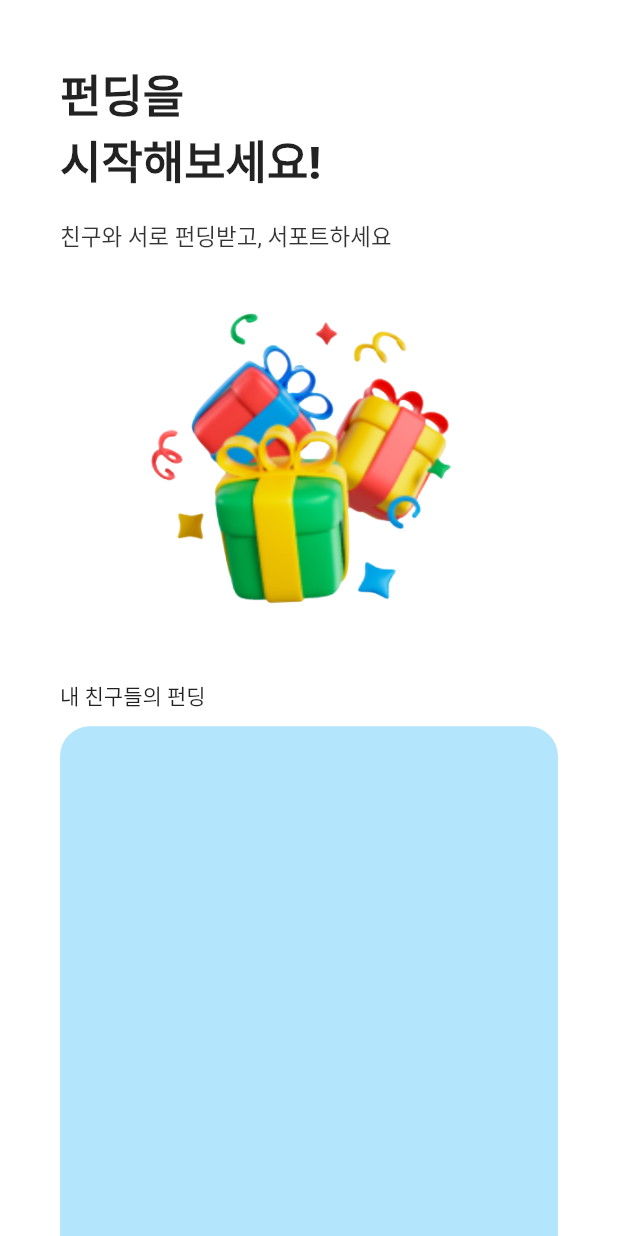
After one commit to FUNFUNSUN/funsunfront, a Flutter app: the screen it shows after launch, after a tap on "메인화면으로 이동 임시테스트", on a phone screen of 412 x 824 dp. The commit adds this screen. Run offline on Flutter 3.47's test engine with Material 2 defaults, Android fonts, the light colour scheme and no system bars; missing offline and left inert: kakao_flutter_sdk, kakao_flutter_sdk_common.

Commit message:
Refactor:ljh_main -> main_screen

```diff
--- a/lib/Ljh_screens/ljh_firstPage.dart
+++ /dev/null
@@ -1,28 +0,0 @@
-import 'package:flutter/material.dart';
-
-class FirstPage extends StatelessWidget {
-  const FirstPage({super.key});
-
-  @override
-  Widget build(BuildContext context) {
-    return const MaterialApp(
-      home: Scaffold(
-        body: Padding(
-          padding: EdgeInsets.all(50.0),
-          child: Column(
-            children: [
-              Text(
-                '즐거운\n펀딩플랫폼\nFunSun',
-                style: TextStyle(
-                  fontSize: 50,
-                  fontWeight: FontWeight.w900,
-                ),
-              ),
-              // Image(image: image) 카카오로그인 이미지
-            ],
-          ),
-        ),
-      ),
-    );
-  }
-}
--- a/lib/screens/first_screen.dart
+++ b/lib/screens/first_screen.dart
@@ -1,4 +1,5 @@
 import 'package:flutter/material.dart';
+import 'package:funsunfront/screens/main_screen.dart';
 import '../services/kakaoLoginButton.dart';
 
 class HomeScreen extends StatelessWidget {
@@ -6,19 +7,28 @@ class HomeScreen extends StatelessWidget {
 
   @override
   Widget build(BuildContext context) {
-    return const Scaffold(
+    return Scaffold(
       body: Padding(
-        padding: EdgeInsets.all(50.0),
+        padding: const EdgeInsets.all(50.0),
         child: Column(
           children: [
-            Text(
+            const Text(
               '즐거운\n펀딩플랫폼\nFunSun',
               style: TextStyle(
                 fontSize: 50,
                 fontWeight: FontWeight.w900,
               ),
             ),
-            KakaoLoginButton(),
+            const KakaoLoginButton(),
+            TextButton(
+              onPressed: () {
+                Navigator.push(
+                  context,
+                  MaterialPageRoute(builder: (context) => const MainScreen()),
+                );
+              },
+              child: const Text('메인화면으로 이동 임시테스트'),
+            )
           ],
         ),
       ),
--- /dev/null
+++ b/lib/screens/main_screen.dart
@@ -0,0 +1,55 @@
+import 'package:flutter/material.dart';
+
+class MainScreen extends StatelessWidget {
+  const MainScreen({super.key});
+
+  @override
+  Widget build(BuildContext context) {
+    return MaterialApp(
+      home: Scaffold(
+        backgroundColor: Colors.white,
+        body: SingleChildScrollView(
+          child: Padding(
+            padding: const EdgeInsets.all(40.0),
+            child: Column(
+              crossAxisAlignment: CrossAxisAlignment.start,
+              children: [
+                const Text(
+                  '펀딩을\n시작해보세요!',
+                  style: TextStyle(
+                    fontSize: 30,
+                    fontWeight: FontWeight.w900,
+                  ),
+                ),
+                Text(
+                  '\n친구와 서로 펀딩받고, 서포트하세요',
+                  style: TextStyle(
+                    fontSize: 15,
+                    fontWeight: FontWeight.w400,
+                    color: Colors.black.withOpacity(0.8),
+                  ),
+                ),
+                SizedBox(
+                  child: Image.asset('assets/images/giftBox.png'),
+                ),
+                const Text(
+                  '\n내 친구들의 펀딩',
+                ),
+                const SizedBox(
+                  height: 10,
+                ),
+                Container(
+                  width: 400,
+                  height: 400,
+                  decoration: BoxDecoration(
+                      color: Colors.lightBlue[100],
+                      borderRadius: BorderRadius.circular(20)),
+                ),
+              ],
+            ),
+          ),
+        ),
+      ),
+    );
+  }
+}
--- a/pubspec.yaml
+++ b/pubspec.yaml
@@ -31,6 +31,10 @@ dependencies:
   flutter:
     sdk: flutter
 
+    assets:
+      - assets/images/kakaologin.png
+      - assets/images/giftBox.png
+
   #카카오SDK
   kakao_flutter_sdk: ^1.4.1 # 전체 추가
 
@@ -62,6 +66,7 @@ flutter:
   # To add assets to your application, add an assets section, like this:
   assets:
     - assets/images/kakaologin.png
+    - assets/images/giftBox.png
     #  - images/a_dot_ham.jpeg
 
   # An image asset can refer to one or more resolution-specific "variants", see
```
Also changed, not shown: lib/Ljh_screens/ljh_main.dart (deleted, +0 -55 lines), assets/images/giftBox.png (added).
